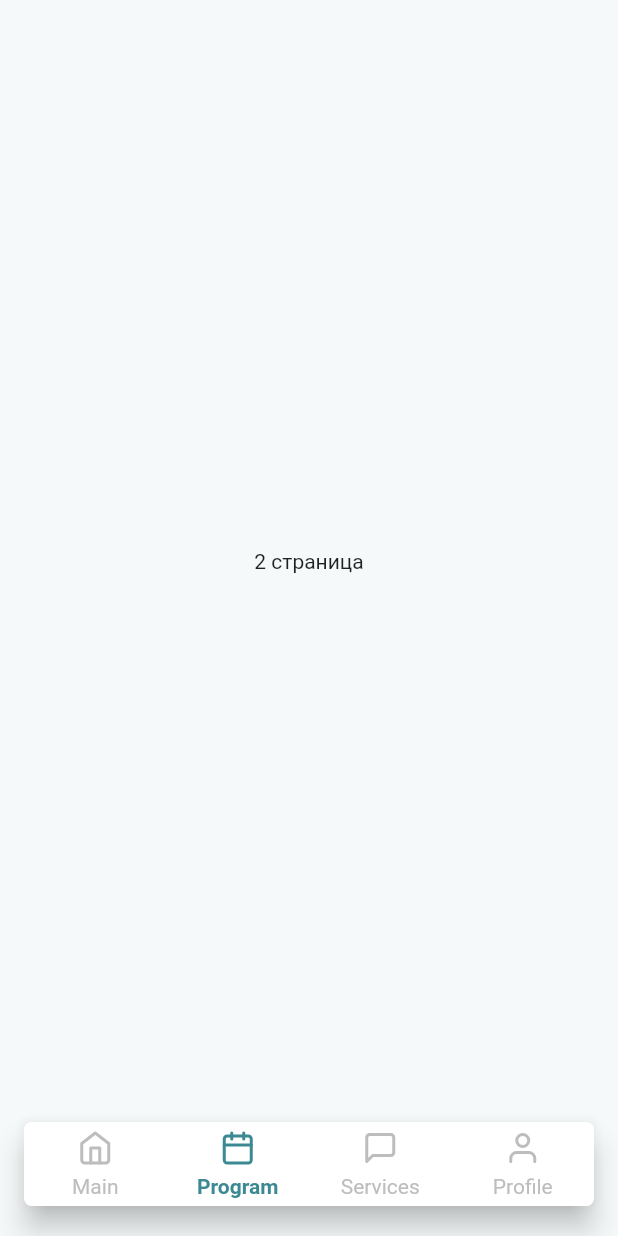
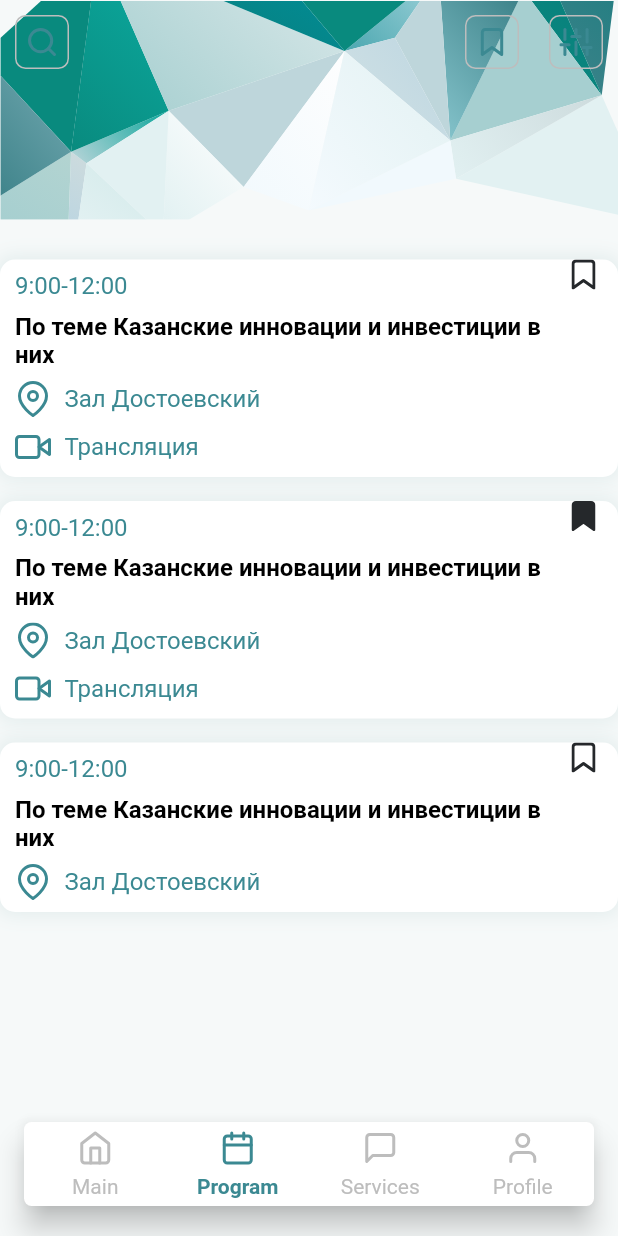
Before and after one commit to smarthousetest/ks, a Flutter app: the screen it shows after launch, item 2 of the bottom bar chosen, on a phone screen of 412 x 824 dp. Run offline on Flutter 3.47's test engine with Material 2 defaults, Android fonts, the light colour scheme and no system bars; drawn by our look-alikes of custom_navigation_bar; our stand-ins replace flutter_bloc, flutter_svg, get_it; generated files the repository leaves out were written again; Roboto replaces fonts that are missing (Ubuntu).

Commit message:
Половина верстки Расписания

```diff
--- a/lib/screens/main_page.dart
+++ b/lib/screens/main_page.dart
@@ -10,11 +10,15 @@ class MainPage extends StatelessWidget {
   Widget build(BuildContext context) {
     return SingleChildScrollView(
       child: SafeArea(
-        child: Padding(
-          padding: const EdgeInsets.only(left: 16, right: 16),
         child: Column(
           crossAxisAlignment: CrossAxisAlignment.start,
           children: [
+            Stack(
+              children: [
+                SvgPicture.asset(
+                  "assets/images/whitebg.svg",
+                  fit: BoxFit.fitWidth,
+                ),
                 Container(
                   child: Column(
                     children: [
@@ -24,7 +28,8 @@ class MainPage extends StatelessWidget {
                           IconButton(
                               iconSize: 40,
                               onPressed: () {},
-                            icon: SvgPicture.asset("assets/icons/search.svg")),
+                              icon:
+                                  SvgPicture.asset("assets/icons/search.svg")),
                           IconButton(
                               iconSize: 40,
                               onPressed: () {},
@@ -40,7 +45,12 @@ class MainPage extends StatelessWidget {
                     ],
                   ),
                 ),
+              ],
+            ),
             SizedBox(height: 16),
+            Padding(
+              padding: const EdgeInsets.only(left: 16, right: 16),
+              child: Column(children: [
                 SizedBox(
                   width: double.infinity,
                   child: ElevatedButton(
@@ -144,8 +154,8 @@ class MainPage extends StatelessWidget {
                     mainAxisAlignment: MainAxisAlignment.spaceBetween,
                     children: [
                       Padding(
-                      padding:
-                          const EdgeInsets.only(top: 8.0, bottom: 8, left: 16),
+                        padding: const EdgeInsets.only(
+                            top: 8.0, bottom: 8, left: 16),
                         child: Column(
                           crossAxisAlignment: CrossAxisAlignment.start,
                           children: [
@@ -182,8 +192,8 @@ class MainPage extends StatelessWidget {
                     mainAxisAlignment: MainAxisAlignment.spaceBetween,
                     children: [
                       Padding(
-                      padding:
-                          const EdgeInsets.only(top: 8.0, bottom: 8, left: 16),
+                        padding: const EdgeInsets.only(
+                            top: 8.0, bottom: 8, left: 16),
                         child: Column(
                           crossAxisAlignment: CrossAxisAlignment.start,
                           children: [
@@ -341,8 +351,8 @@ class MainPage extends StatelessWidget {
                     mainAxisAlignment: MainAxisAlignment.spaceBetween,
                     children: [
                       Padding(
-                      padding:
-                          const EdgeInsets.only(top: 8.0, bottom: 8, left: 16),
+                        padding: const EdgeInsets.only(
+                            top: 8.0, bottom: 8, left: 16),
                         child: Column(
                           crossAxisAlignment: CrossAxisAlignment.start,
                           children: [
@@ -379,8 +389,8 @@ class MainPage extends StatelessWidget {
                     mainAxisAlignment: MainAxisAlignment.spaceBetween,
                     children: [
                       Padding(
-                      padding:
-                          const EdgeInsets.only(top: 8.0, bottom: 8, left: 16),
+                        padding: const EdgeInsets.only(
+                            top: 8.0, bottom: 8, left: 16),
                         child: Column(
                           crossAxisAlignment: CrossAxisAlignment.start,
                           children: [
@@ -411,8 +421,9 @@ class MainPage extends StatelessWidget {
                   ),
                 ),
                 SizedBox(height: 16),
+              ]),
+            ),
           ],
-          ),
         ),
       ),
     );
--- a/lib/screens/schedule_page.dart
+++ b/lib/screens/schedule_page.dart
@@ -1,4 +1,6 @@
 import 'package:flutter/material.dart';
+import 'package:flutter_svg/flutter_svg.dart';
+import 'package:kazansummit/widgets/schedule_card.dart';
 
 class SchedulePage extends StatelessWidget {
   const SchedulePage({Key? key}) : super(key: key);
@@ -6,11 +8,70 @@ class SchedulePage extends StatelessWidget {
   @override
   Widget build(BuildContext context) {
     return SafeArea(
-      child: Center(
-        child: Container(
-          child: Text("2 страница"),
+        child: Column(
+      children: [
+        Stack(
+          children: [
+            RotatedBox(
+              quarterTurns: 2,
+              child: SvgPicture.asset(
+                "assets/images/greenbg.svg",
+                fit: BoxFit.contain,
+                alignment: Alignment.bottomCenter,
+              ),
+            ),
+            Row(
+              mainAxisAlignment: MainAxisAlignment.spaceBetween,
+              children: [
+                IconButton(
+                    iconSize: 40,
+                    onPressed: () {},
+                    icon: SvgPicture.asset("assets/icons/search.svg")),
+                Container(
+                  child: Row(
+                    children: [
+                      IconButton(
+                          iconSize: 40,
+                          onPressed: () {},
+                          icon:
+                              SvgPicture.asset("assets/icons/favourites.svg")),
+                      IconButton(
+                          iconSize: 40,
+                          onPressed: () {},
+                          icon: SvgPicture.asset("assets/icons/filter.svg"))
+                    ],
+                  ),
+                )
+              ],
+            ),
+          ],
         ),
-      ),
-    );
+        SingleChildScrollView(
+          scrollDirection: Axis.vertical,
+          child: Column(
+            children: [
+              ScheduleCard(
+                  time: "9:00-12:00",
+                  title: "По теме Казанские инновации и инвестиции в них",
+                  zal: "Зал Достоевский",
+                  trans: true,
+                  favourites: false),
+              ScheduleCard(
+                  time: "9:00-12:00",
+                  title: "По теме Казанские инновации и инвестиции в них",
+                  zal: "Зал Достоевский",
+                  trans: true,
+                  favourites: true),
+              ScheduleCard(
+                  time: "9:00-12:00",
+                  title: "По теме Казанские инновации и инвестиции в них",
+                  zal: "Зал Достоевский",
+                  trans: false,
+                  favourites: false)
+            ],
+          ),
+        )
+      ],
+    ));
   }
 }
--- a/lib/utils/constants.dart
+++ b/lib/utils/constants.dart
@@ -10,6 +10,7 @@ Color kPrimaryColor = Color(0xFF2E8B90);
 Color kBacColor = Color(0xFFF6F9F9);
 
 Color kButtonColor = Color(0xFF3B8992);
+Color kTextGreenColor = Color(0xFF3B8992);
 Color kShadowColor = Color(0xFF59377C7C);
 
 BoxDecoration kDecorationBox = BoxDecoration(
--- /dev/null
+++ b/lib/widgets/schedule_card.dart
@@ -0,0 +1,104 @@
+import 'package:flutter/cupertino.dart';
+import 'package:flutter/material.dart';
+import 'package:flutter_svg/flutter_svg.dart';
+import 'package:kazansummit/utils/constants.dart';
+
+class ScheduleCard extends StatelessWidget {
+  String time;
+  String title;
+  String zal;
+  bool trans;
+  bool favourites;
+
+  ScheduleCard(
+      {required this.time,
+      required this.title,
+      required this.zal,
+      required this.trans,
+      required this.favourites});
+
+  @override
+  Widget build(BuildContext context) {
+    return Container(
+      margin: EdgeInsets.only(top: 8, bottom: 8),
+      decoration: kDecorationBox,
+      child: Stack(
+        children: [
+          Container(
+              padding: EdgeInsets.only(right: 15),
+              alignment: Alignment.topRight,
+              child: favourites
+                  ? SvgPicture.asset("assets/icons/favouritesplus.svg")
+                  : SvgPicture.asset("assets/icons/favouritesminus.svg")),
+          Padding(
+            padding:
+                const EdgeInsets.only(top: 8, bottom: 8, left: 10, right: 10),
+            child: Column(
+              crossAxisAlignment: CrossAxisAlignment.start,
+              children: [
+                Text(
+                  "$time",
+                  style: TextStyle(
+                      color: kTextGreenColor,
+                      fontWeight: FontWeight.w400,
+                      fontSize: 16),
+                ),
+                SizedBox(height: 8),
+                Padding(
+                  padding: const EdgeInsets.only(right: 20),
+                  child: Text(
+                    "$title",
+                    style: TextStyle(
+                        color: Colors.black,
+                        fontWeight: FontWeight.w700,
+                        fontSize: 16),
+                  ),
+                ),
+                SizedBox(height: 8),
+                Row(
+                  mainAxisAlignment: MainAxisAlignment.start,
+                  children: [
+                    SvgPicture.asset("assets/icons/location.svg",
+                        color: kTextGreenColor),
+                    SizedBox(width: 9),
+                    Text(
+                      "$zal",
+                      style: TextStyle(
+                          color: kTextGreenColor,
+                          fontWeight: FontWeight.w400,
+                          fontSize: 16),
+                    ),
+                  ],
+                ),
+                trans
+                    ? Container(
+                        child: Column(
+                          children: [
+                            SizedBox(height: 8),
+                            Row(
+                              mainAxisAlignment: MainAxisAlignment.start,
+                              children: [
+                                SvgPicture.asset("assets/icons/zoom.svg",
+                                    color: kTextGreenColor),
+                                SizedBox(width: 9),
+                                Text(
+                                  "Трансляция",
+                                  style: TextStyle(
+                                      color: kTextGreenColor,
+                                      fontWeight: FontWeight.w400,
+                                      fontSize: 16),
+                                ),
+                              ],
+                            ),
+                          ],
+                        ),
+                      )
+                    : Container()
+              ],
+            ),
+          )
+        ],
+      ),
+    );
+  }
+}
```
Also changed, not shown: pubspec.yaml (+8 -0 lines), assets/icons/favourites.svg (added), assets/icons/favouritesminus.svg (added), assets/icons/favouritesplus.svg (added), assets/icons/filter.svg (added), assets/icons/location.svg (added), assets/icons/zoom.svg (added), assets/images/greenbg.svg (added), assets/images/whitebg.svg (added). Lines whose indentation alone changed are shown as unchanged.
